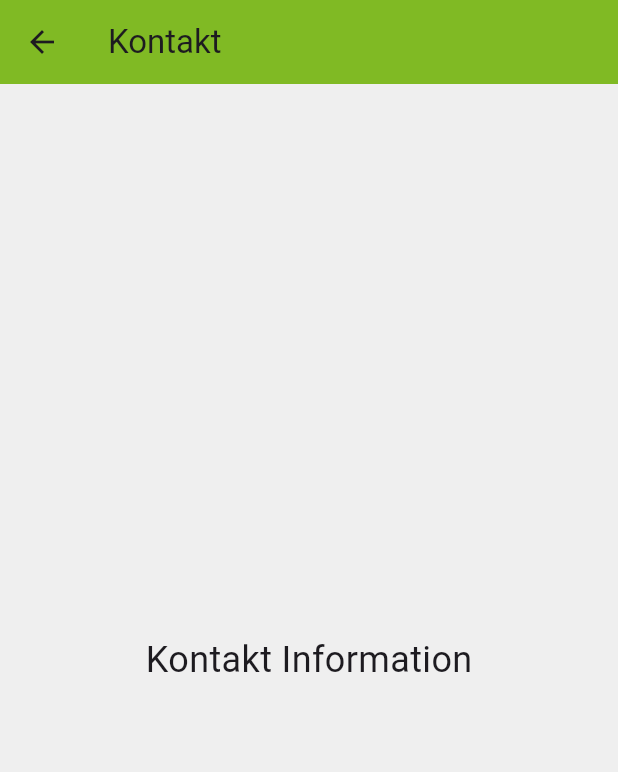
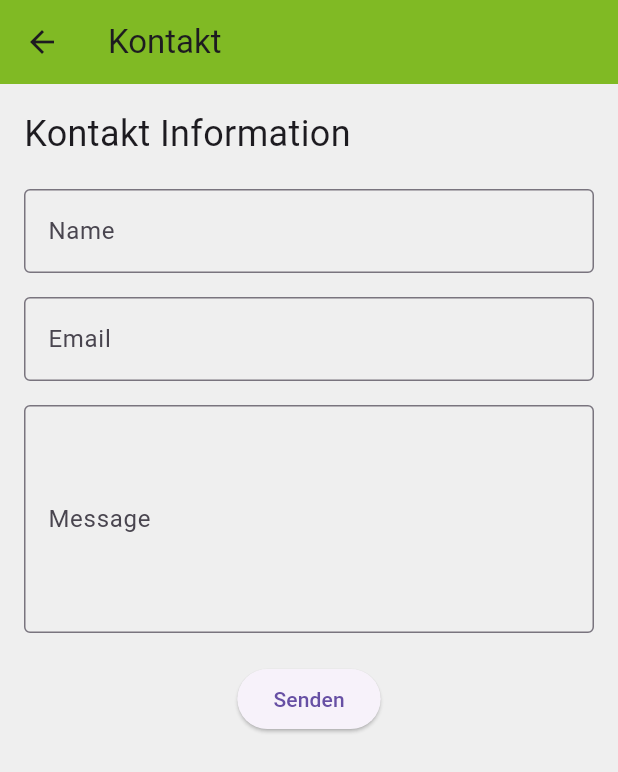
Before and after one commit to Make1207/portfolio_5505146, a Flutter app: the screen it shows after launch, scrolled down 194 dp, after a tap on "Kontaktformular", on a phone screen of 412 x 824 dp. Shown: the top 772 px of the screen. Run offline on Flutter 3.47's test engine with Material 3 defaults, Android fonts, the phone set to English and light mode, and no system bars; network calls fail.

Commit message:
Kontakformular hinzugefügt

```diff
--- a/lib/Kontakt.dart
+++ b/lib/Kontakt.dart
@@ -10,12 +10,110 @@ class Kontakt extends StatelessWidget {
         title: const Text("Kontakt"),
         backgroundColor: const Color.fromARGB(255, 128, 186, 36),
       ),
-      body: const Center(
-        child: Text(
-          "Kontakt Information",
-          style: TextStyle(fontSize: 24),
+      body: Padding(
+        padding: const EdgeInsets.all(16.0),
+        child: Column(
+          crossAxisAlignment: CrossAxisAlignment.start,
+          children: [
+            const Text(
+              "Kontakt Information",
+              style: TextStyle(fontSize: 24),
+            ),
+            const SizedBox(height: 20),
+            ContactForm(),
+          ],
         ),
       ),
     );
   }
 }
+
+class ContactForm extends StatefulWidget {
+  const ContactForm({super.key});
+
+  @override
+  _ContactFormState createState() => _ContactFormState();
+}
+
+class _ContactFormState extends State<ContactForm> {
+  final _formKey = GlobalKey<FormState>();
+  final _nameController = TextEditingController();
+  final _emailController = TextEditingController();
+  final _messageController = TextEditingController();
+
+  @override
+  void dispose() {
+    _nameController.dispose();
+    _emailController.dispose();
+    _messageController.dispose();
+    super.dispose();
+  }
+
+  @override
+  Widget build(BuildContext context) {
+    return Form(
+      key: _formKey,
+      child: Column(
+        children: [
+          TextFormField(
+            controller: _nameController,
+            decoration: const InputDecoration(
+              labelText: 'Name',
+              border: OutlineInputBorder(),
+            ),
+            validator: (value) {
+              if (value == null || value.isEmpty) {
+                return 'Please enter your name';
+              }
+              return null;
+            },
+          ),
+          const SizedBox(height: 16),
+          TextFormField(
+            controller: _emailController,
+            decoration: const InputDecoration(
+              labelText: 'Email',
+              border: OutlineInputBorder(),
+            ),
+            validator: (value) {
+              if (value == null || value.isEmpty) {
+                return 'Please enter your email';
+              }
+              if (!RegExp(r'^[^@]+@[^@]+\.[^@]+').hasMatch(value)) {
+                return 'Please enter a valid email address';
+              }
+              return null;
+            },
+          ),
+          const SizedBox(height: 16),
+          TextFormField(
+            controller: _messageController,
+            decoration: const InputDecoration(
+              labelText: 'Message',
+              border: OutlineInputBorder(),
+            ),
+            maxLines: 5,
+            validator: (value) {
+              if (value == null || value.isEmpty) {
+                return 'Please enter your message';
+              }
+              return null;
+            },
+          ),
+          const SizedBox(height: 20),
+          ElevatedButton(
+            onPressed: () {
+              if (_formKey.currentState!.validate()) {
+                ScaffoldMessenger.of(context).showSnackBar(
+                  const SnackBar(content: Text('Sending message...')),
+                );
+
+              }
+            },
+            child: const Text('Senden'),
+          ),
+        ],
+      ),
+    );
+  }
+}
--- a/lib/main.dart
+++ b/lib/main.dart
@@ -1,6 +1,6 @@
 import 'package:flutter/material.dart';
 import 'Projekte.dart';
-import 'Kontakt.dart'; // Import the Kontakt page
+import 'Kontakt.dart';
 
 void main() {
   runApp(const PortfolioApp());
@@ -41,7 +41,8 @@ class PortfolioPage extends StatelessWidget {
             },
             child: const Text(
               'Projekte',
-              style: TextStyle(color: Colors.white),
+              style: TextStyle(color: Colors.white,
+              fontSize: 20),
             ),
           ),
         ],
@@ -53,7 +54,7 @@ class PortfolioPage extends StatelessWidget {
             UeberMich(),
             Lebenslauf(),
             Faehigkeiten(),
-            KontaktButton(), // Add this line
+            KontaktButton(),
             Fusszeile(),
           ],
         ),
@@ -75,7 +76,7 @@ class Ueberschrift extends StatelessWidget {
           CircleAvatar(
             radius: 50,
             backgroundImage: NetworkImage(
-                "https://www.museumize.com/cdn/shop/products/42d69af387d6044850ae79ca5e5acb5d_1024x1024@2x.jpg?v=1582156263"),
+                "https://www.museumize.com/cdn/shop/products/42d69af387d6044850ae79ca5e5acb5d_1024x1024@2x.jpg?v=1582156263"), //Platzhalter
           ),
           SizedBox(height: 10),
           Text(
@@ -224,7 +225,7 @@ class SkillChip extends StatelessWidget {
   }
 }
 
-// New widget for Kontakt button
+
 class KontaktButton extends StatelessWidget {
   const KontaktButton({super.key});
 
@@ -242,7 +243,9 @@ class KontaktButton extends StatelessWidget {
         style: ElevatedButton.styleFrom(
           backgroundColor: const Color.fromARGB(255, 128, 186, 36),
         ),
-        child: const Text('Kontaktformular'),
+        child: const Text('Kontaktformular',
+        style: TextStyle(color: Colors.white,
+        fontSize: 20,),),
 
       ),
     );
```
